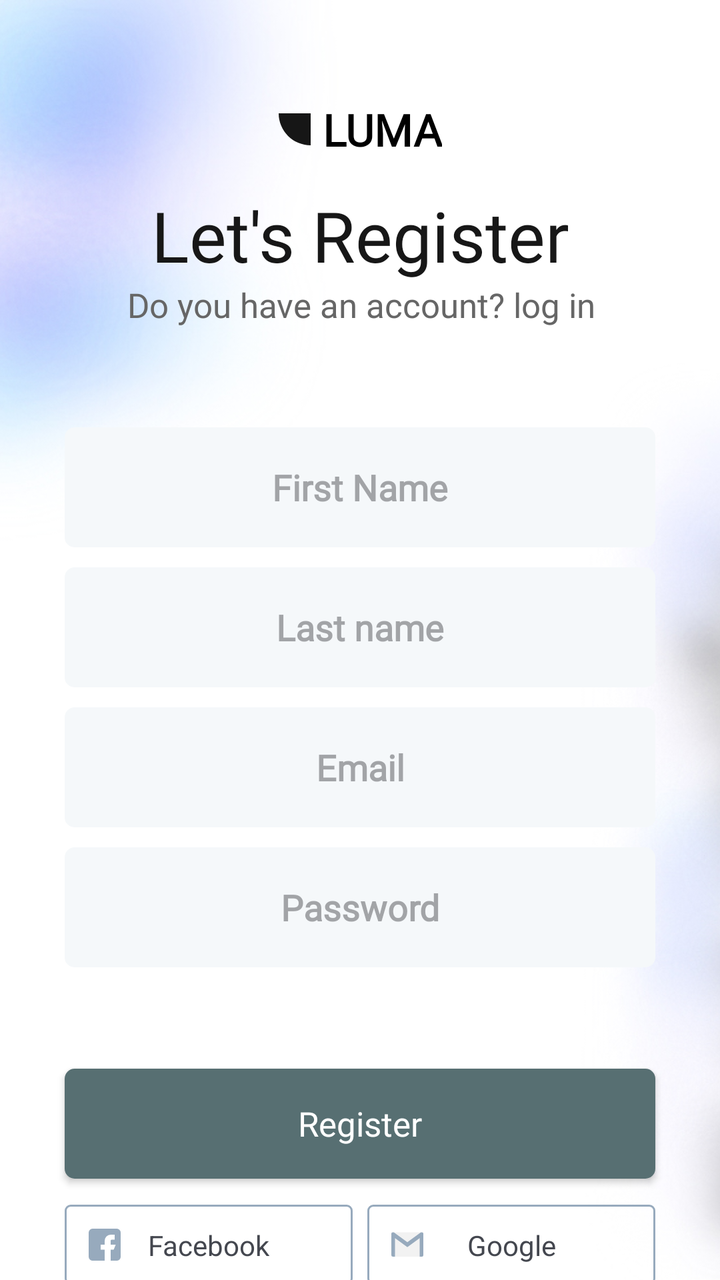
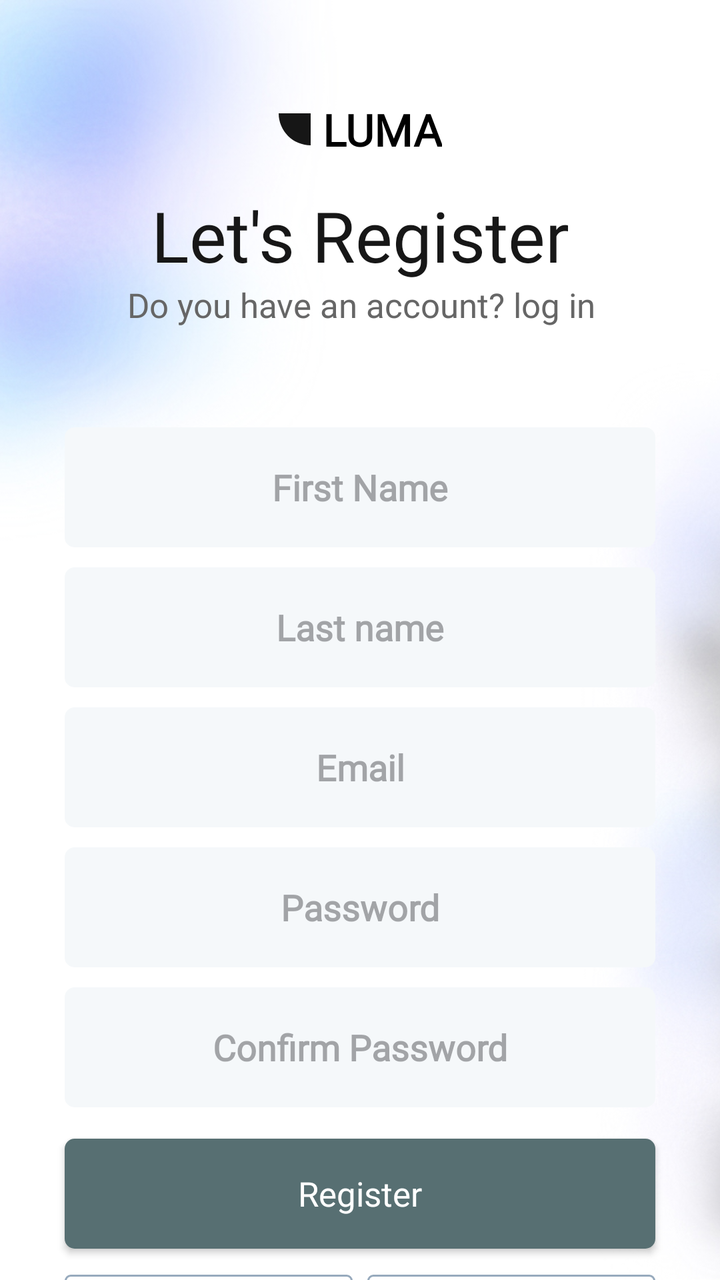

Compare the two renders of this Android layout. The source of the first and the diff that turns it into the second are given below.
<!-- AndroidManifest.xml: application theme Theme.LumaShop -->
<!-- res/layout/fragment_register.xml -->
<?xml version="1.0" encoding="utf-8"?>
<FrameLayout xmlns:android="http://schemas.android.com/apk/res/android"
    android:layout_width="match_parent"
    android:layout_height="match_parent"
    xmlns:app="http://schemas.android.com/apk/res-auto">

    <ImageView
        android:layout_width="match_parent"
        android:layout_height="match_parent"
        android:contentDescription="@string/blurybg"
        android:src="@drawable/blury_background"
        android:scaleType="centerCrop"/>

    <androidx.constraintlayout.widget.ConstraintLayout
        android:layout_width="match_parent"
        android:layout_height="match_parent">

        <TextView
            android:id="@+id/tvAppName"
            android:layout_width="wrap_content"
            android:layout_height="wrap_content"
            style="@style/h3"
            android:layout_marginTop="50dp"
            android:drawablePadding="6dp"
            android:textStyle="bold"
            app:drawableStartCompat="@drawable/ic_kleine_shape"
            app:layout_constraintStart_toStartOf="parent"
            app:layout_constraintEnd_toEndOf="parent"
            app:layout_constraintTop_toTopOf="parent"
            android:text="@string/luma"/>

        <TextView
            android:id="@+id/tvLetsRegister"
            android:layout_width="wrap_content"
            android:layout_height="wrap_content"
            style="@style/h4"
            android:layout_marginTop="15dp"
            app:layout_constraintTop_toBottomOf="@id/tvAppName"
            app:layout_constraintStart_toStartOf="@id/tvAppName"
            app:layout_constraintEnd_toEndOf="@id/tvAppName"
            android:text="@string/let_s_register"
            android:textAlignment="center"
            android:gravity="center"
            android:textSize="35sp"
            />

        <TextView
            android:id="@+id/tvDoYouHaveAccount"
            android:layout_width="wrap_content"
            android:layout_height="wrap_content"
            style="@style/h2"
            app:layout_constraintStart_toStartOf="@id/tvLetsRegister"
            app:layout_constraintTop_toBottomOf="@id/tvLetsRegister"
            app:layout_constraintEnd_toEndOf="@id/tvLetsRegister"
            android:textAlignment="center"
            android:gravity="center"
            android:text="@string/do_you_have_an_account_log_in"
            />

        <EditText
            android:id="@+id/edFirstNameRegister"
            android:layout_width="0dp"
            android:layout_height="@dimen/edittextHeight"
            android:autofillHints="First Name"
            android:inputType="textPersonName"
            app:layout_constraintStart_toStartOf="@id/guidelineRegisterLeft"
            app:layout_constraintEnd_toEndOf="@id/guidelineRegisterRight"
            app:layout_constraintTop_toBottomOf="@id/tvDoYouHaveAccount"
            style="@style/editText"
            android:hint="@string/first_name"
            android:layout_marginTop="50dp"/>

        <EditText
            android:id="@+id/edLastNameRegister"
            android:layout_width="0dp"
            android:layout_height="@dimen/edittextHeight"
            android:autofillHints="Last Name"
            android:inputType="textPersonName"
            app:layout_constraintStart_toStartOf="@id/guidelineRegisterLeft"
            app:layout_constraintEnd_toEndOf="@id/guidelineRegisterRight"
            app:layout_constraintTop_toBottomOf="@id/edFirstNameRegister"
            style="@style/editText"
            android:hint="@string/last_name"
            android:layout_marginTop="10dp"/>

        <EditText
            android:id="@+id/edEmailRegister"
            android:layout_width="0dp"
            android:layout_height="@dimen/edittextHeight"
            android:autofillHints="Email"
            app:layout_constraintStart_toStartOf="@id/guidelineRegisterLeft"
            app:layout_constraintEnd_toEndOf="@id/guidelineRegisterRight"
            app:layout_constraintTop_toBottomOf="@id/edLastNameRegister"
            style="@style/editText"
            android:hint="@string/email"
            android:inputType="textEmailAddress"
            android:layout_marginTop="10dp"/>

        <EditText
            android:id="@+id/edPasswordRegister"
            android:layout_width="0dp"
            android:layout_height="@dimen/edittextHeight"
            android:autofillHints="Password"
            app:layout_constraintStart_toStartOf="@id/guidelineRegisterLeft"
            app:layout_constraintEnd_toEndOf="@id/guidelineRegisterRight"
            app:layout_constraintTop_toBottomOf="@id/edEmailRegister"
            style="@style/editText"
            android:hint="@string/password"
            android:inputType="textPassword"
            android:layout_marginTop="10dp"/>

        <androidx.appcompat.widget.AppCompatButton
            android:id="@+id/buttonRegisterRegister"
            style="@style/GreenButtonStyle"
            android:layout_width="0dp"
            android:layout_height="@dimen/mediumButtonHeight"
            android:text="@string/register"
            app:layout_constraintBottom_toBottomOf="parent"
            app:layout_constraintEnd_toEndOf="@id/guidelineRegisterRight"
            app:layout_constraintHorizontal_bias="1.0"
            app:layout_constraintStart_toStartOf="@id/guidelineRegisterLeft"
            app:layout_constraintTop_toBottomOf="@id/edPasswordRegister"/>
        <ImageView
            android:id="@+id/facebookRegister"
            android:layout_width="wrap_content"
            android:layout_height="wrap_content"
            android:layout_marginTop="13dp"
            android:contentDescription="@string/facebook"
            app:layout_constraintStart_toStartOf="@id/guidelineRegisterLeft"
            app:layout_constraintTop_toBottomOf="@id/buttonRegisterRegister"
            android:src="@drawable/facebook_login"/>

        <TextView
            android:layout_width="wrap_content"
            android:layout_height="wrap_content"
            android:text="@string/facebook"
            app:layout_constraintStart_toStartOf="@id/facebookRegister"
            app:layout_constraintTop_toTopOf="@id/facebookRegister"
            app:layout_constraintBottom_toBottomOf="@id/facebookRegister"
            app:layout_constraintEnd_toEndOf="@id/facebookRegister"/>

        <ImageView
            android:id="@+id/googleRegister"
            android:layout_width="wrap_content"
            android:layout_height="wrap_content"
            android:layout_marginTop="13dp"
            android:contentDescription="@string/google"
            app:layout_constraintEnd_toEndOf="@id/guidelineRegisterRight"
            app:layout_constraintTop_toBottomOf="@id/buttonRegisterRegister"
            android:src="@drawable/google_login"/>

        <TextView
            android:layout_width="wrap_content"
            android:layout_height="wrap_content"
            android:text="@string/google"
            app:layout_constraintStart_toStartOf="@id/googleRegister"
            app:layout_constraintTop_toTopOf="@id/googleRegister"
            app:layout_constraintBottom_toBottomOf="@id/googleRegister"
            app:layout_constraintEnd_toEndOf="@id/googleRegister"/>

        <androidx.constraintlayout.widget.Guideline
            android:id="@+id/guidelineRegisterLeft"
            android:layout_width="wrap_content"
            android:layout_height="wrap_content"
            android:orientation="vertical"
            app:layout_constraintGuide_percent="0.09" />

        <androidx.constraintlayout.widget.Guideline
            android:id="@+id/guidelineRegisterRight"
            android:layout_width="wrap_content"
            android:layout_height="wrap_content"
            android:orientation="vertical"
            app:layout_constraintGuide_percent="0.91" />

    </androidx.constraintlayout.widget.ConstraintLayout>
</FrameLayout>
<!-- resources referenced by this layout -->
<resources>
  <dimen name="edittextHeight">60dp</dimen>
  <dimen name="mediumButtonHeight">55dp</dimen>
  <!-- drawable ic_kleine_shape (drawable) -->
  <vector xmlns:android="http://schemas.android.com/apk/res/android"
      android:width="16.022dp"
      android:height="16.023dp"
      android:viewportWidth="16.022"
      android:viewportHeight="16.023">
    <path
        android:pathData="M16.022,16.023A16.018,16.018 0,0 1,9.89 14.8a16.024,16.024 0,0 1,-5.2 -3.474,16.026 16.026,0 0,1 -3.473,-5.2A16.023,16.023 0,0 1,0 0H16.022Z"
        android:fillColor="#161616"/>
  </vector>
  <string name="blurybg">bluryBG</string>
  <string name="do_you_have_an_account_log_in">Do you have an account? log in</string>
  <string name="email">Email</string>
  <string name="facebook">Facebook</string>
  <string name="first_name">First Name</string>
  <string name="google">Google</string>
  <string name="last_name">Last name</string>
  <string name="let_s_register">Let\'s Register</string>
  <string name="luma">LUMA</string>
  <string name="password">Password</string>
  <string name="register">Register</string>
  <style name="GreenButtonStyle">
          <item name="android:background">@drawable/green_background</item>
          <item name="android:fontFamily">@font/poppins_thin</item>
          <item name="android:textColor">@color/white</item>
          <item name="android:textSize">@dimen/h2TextSize</item>
          <item name="android:textAllCaps">false</item>
      </style>
  <style name="editText">
          <item name="android:background">@drawable/white_background</item>
          <item name="android:gravity">center</item>
          <item name="singleLine">true</item>
          <item name="android:textStyle">bold</item>
          <item name="android:fontFamily">@font/poppins_light</item>
      </style>
  <style name="h2">
          <item name="android:fontFamily">@font/poppins_light</item>
          <item name="android:textColor">@color/g_gray700</item>
          <item name="android:textSize">@dimen/h2TextSize</item>
      </style>
  <style name="h3">
          <item name="android:fontFamily">@font/poppins_light</item>
          <item name="android:textColor">@color/black</item>
          <item name="android:textSize">@dimen/h3TextSize</item>
      </style>
  <style name="h4">
          <item name="android:fontFamily">@font/poppins_thin</item>
          <item name="android:textColor">@color/g_black</item>
          <item name="android:textSize">@dimen/h4TextSize</item>
      </style>
  <style name="Theme.LumaShop" parent="Base.Theme.LumaShop" />
  <!-- drawable green_background (drawable) -->
  <shape android:shape="rectangle" xmlns:android="http://schemas.android.com/apk/res/android">
      <solid android:color="@color/m_green500"/>
      <corners android:radius="@dimen/buttonCorners"/>
  </shape>
  <color name="white">#FFFFFFFF</color>
  <dimen name="h2TextSize">17sp</dimen>
  <!-- drawable white_background (drawable) -->
  <?xml version="1.0" encoding="utf-8"?>
  
  <shape android:shape="rectangle" xmlns:android="http://schemas.android.com/apk/res/android">
      <solid android:color="#F5F8FA"/>
      <corners android:radius="@dimen/buttonCorners"/>
  </shape>
  <color name="g_gray700">#666666</color>
  <color name="black">#FF000000</color>
  <dimen name="h3TextSize">22sp</dimen>
  <color name="g_black">#171717</color>
  <dimen name="h4TextSize">35sp</dimen>
  <style name="Base.Theme.LumaShop" parent="Theme.Material3.DynamicColors.Light.NoActionBar">
          <item name="colorPrimary">@color/m_green500</item>
          <item name="colorPrimaryDark">@color/m_green100</item>
          <item name="colorAccent">@color/m_beige400</item>
      </style>
  <color name="m_green500">#576F72</color>
  <dimen name="buttonCorners">5dp</dimen>
  <color name="m_green100">#7D9D9C</color>
  <color name="m_beige400">#E4DCCF</color>
  <!-- unchanged entries left out for length: 3 -->
</resources>

<!-- the commit's change to res/layout/fragment_register.xml (unified diff, before → after) -->
@@ -109,6 +109,19 @@
             android:inputType="textPassword"
             android:layout_marginTop="10dp"/>
 
+        <EditText
+            android:id="@+id/edConfirmPasswordRegister"
+            android:layout_width="0dp"
+            android:layout_height="@dimen/edittextHeight"
+            android:autofillHints="Password"
+            app:layout_constraintStart_toStartOf="@id/guidelineRegisterLeft"
+            app:layout_constraintEnd_toEndOf="@id/guidelineRegisterRight"
+            app:layout_constraintTop_toBottomOf="@id/edPasswordRegister"
+            style="@style/editText"
+            android:hint="@string/confirm_password"
+            android:inputType="textPassword"
+            android:layout_marginTop="10dp"/>
+
         <androidx.appcompat.widget.AppCompatButton
             android:id="@+id/buttonRegisterRegister"
             style="@style/GreenButtonStyle"
@@ -119,7 +132,7 @@
             app:layout_constraintEnd_toEndOf="@id/guidelineRegisterRight"
             app:layout_constraintHorizontal_bias="1.0"
             app:layout_constraintStart_toStartOf="@id/guidelineRegisterLeft"
-            app:layout_constraintTop_toBottomOf="@id/edPasswordRegister"/>
+            app:layout_constraintTop_toBottomOf="@id/edConfirmPasswordRegister"/>
         <ImageView
             android:id="@+id/facebookRegister"
             android:layout_width="wrap_content"
<!-- resource entries referenced after the edit -->
@@ -13,6 +13,7 @@
         android:fillColor="#161616"/>
   </vector>
   <string name="blurybg">bluryBG</string>
+  <string name="confirm_password">Confirm Password</string>
   <string name="do_you_have_an_account_log_in">Do you have an account? log in</string>
   <string name="email">Email</string>
   <string name="facebook">Facebook</string>
